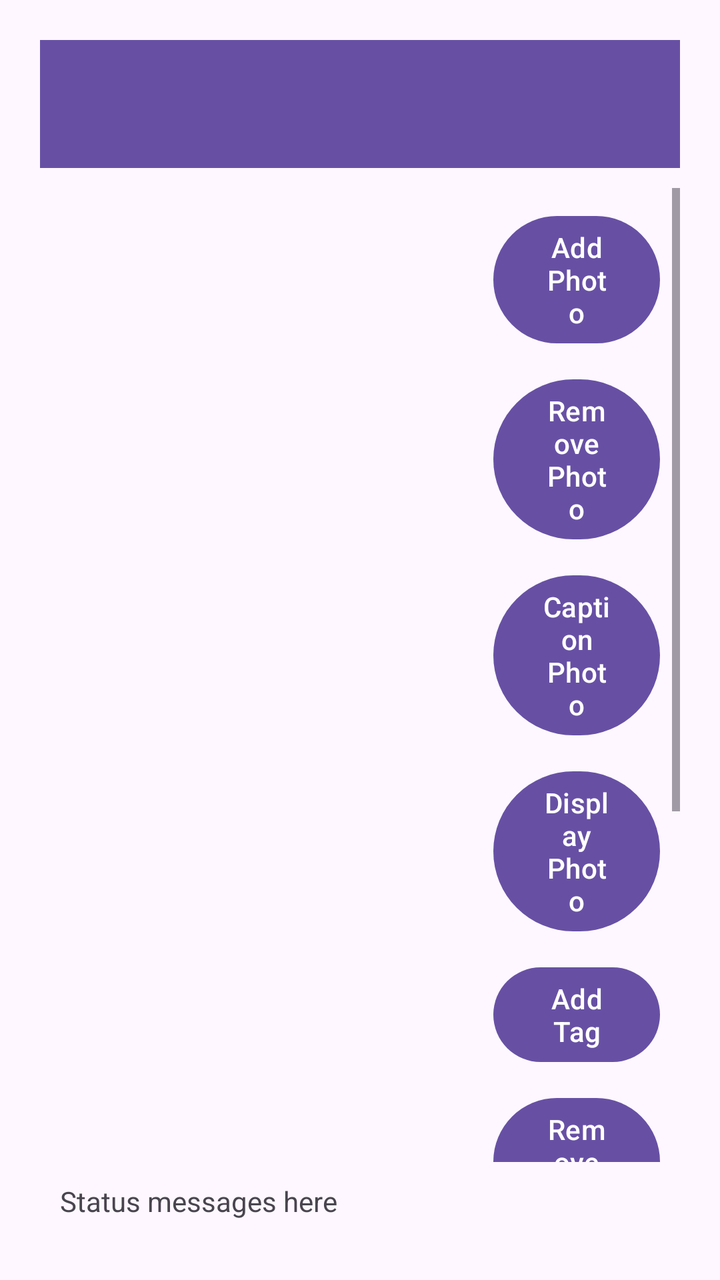
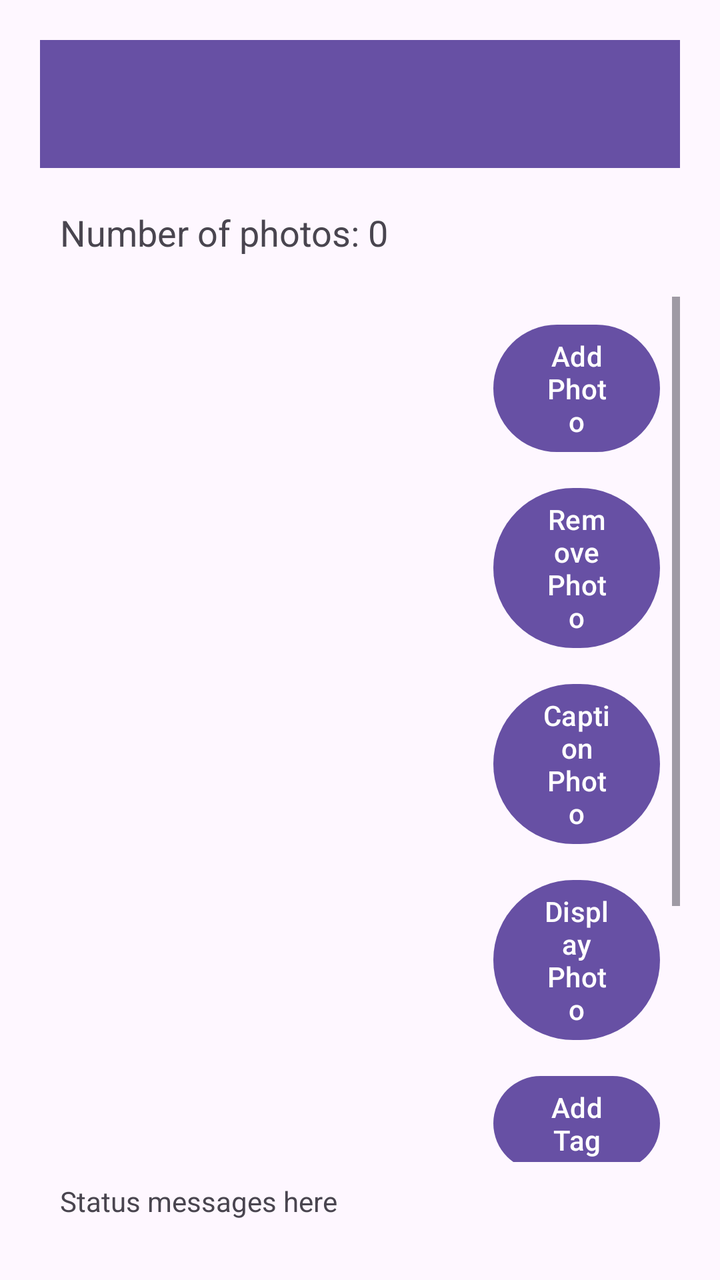

Screens rendered from an Android XML layout before and after an edit, with the pre-edit source and the edit as a unified diff.
<!-- AndroidManifest.xml: application theme Theme.Photos70_Android -->
<!-- res/layout/activity_album_view.xml -->
<?xml version="1.0" encoding="utf-8"?>
<LinearLayout
xmlns:app="http://schemas.android.com/apk/res-auto"
xmlns:tools="http://schemas.android.com/tools"
xmlns:android="http://schemas.android.com/apk/res/android"
android:id="@+id/albumLayout"
android:layout_width="match_parent"
android:layout_height="match_parent"
android:orientation="vertical"
android:padding="20dp"
tools:context=".AlbumViewActivity">

<androidx.appcompat.widget.Toolbar
    android:id="@+id/my_toolbar2"
    android:layout_width="match_parent"
    android:layout_height="wrap_content"
    android:background="?attr/colorPrimary"
    android:theme="@style/ThemeOverlay.AppCompat.Dark.ActionBar"
    android:layout_marginBottom="10dp"
    android:title="Photos in: "
    android:titleTextColor="@color/white"/>



<LinearLayout
    android:layout_width="match_parent"
    android:layout_height="0dp"
    android:layout_weight="1"
    android:orientation="horizontal">

    <ListView
        android:id="@+id/photoListView"
        android:layout_width="0dp"
        android:layout_height="match_parent"
        android:layout_weight="2" />

    <ScrollView
        android:layout_width="0dp"
        android:layout_height="match_parent"
        android:layout_weight="1"
        android:layout_marginStart="10dp">

        <LinearLayout
            android:layout_width="match_parent"
            android:layout_height="wrap_content"
            android:orientation="vertical"
            android:gravity="center"
            android:padding="10dp">

            <Button
                android:id="@+id/addPhotoButton"
                android:layout_width="match_parent"
                android:layout_height="wrap_content"
                android:text="Add Photo" />

            <Button
                android:id="@+id/removePhotoButton"
                android:layout_width="match_parent"
                android:layout_height="wrap_content"
                android:text="Remove Photo"
                android:layout_marginTop="10dp" />

            <Button
                android:id="@+id/captionPhotoButton"
                android:layout_width="match_parent"
                android:layout_height="wrap_content"
                android:text="Caption Photo"
                android:layout_marginTop="10dp" />

            <Button
                android:id="@+id/displayPhotoButton"
                android:layout_width="match_parent"
                android:layout_height="wrap_content"
                android:text="Display Photo"
                android:layout_marginTop="10dp" />

            <Button
                android:id="@+id/addTagButton"
                android:layout_width="match_parent"
                android:layout_height="wrap_content"
                android:text="Add Tag"
                android:layout_marginTop="10dp" />

            <Button
                android:id="@+id/removeTagButton"
                android:layout_width="match_parent"
                android:layout_height="wrap_content"
                android:text="Remove Tag"
                android:layout_marginTop="10dp" />

            <Button
                android:id="@+id/copyPhotoButton"
                android:layout_width="match_parent"
                android:layout_height="wrap_content"
                android:text="Copy Photo"
                android:layout_marginTop="10dp" />

            <Button
                android:id="@+id/movePhotoButton"
                android:layout_width="match_parent"
                android:layout_height="wrap_content"
                android:text="Move Photo"
                android:layout_marginTop="10dp" />

            <Button
                android:id="@+id/slideshowButton"
                android:layout_width="match_parent"
                android:layout_height="wrap_content"
                android:text="Slideshow"
                android:layout_marginTop="10dp" />
        </LinearLayout>
    </ScrollView>
</LinearLayout>


<TextView
    android:id="@+id/statusLabel"
    android:layout_width="match_parent"
    android:layout_height="wrap_content"
    android:padding="10dp"
    android:text="Status messages here"
    android:textAppearance="?android:attr/textAppearanceSmall" />
</LinearLayout>
<!-- resources referenced by this layout -->
<resources>
  <color name="white">#FFFFFFFF</color>
  <style name="Theme.Photos70_Android" parent="Base.Theme.Photos70_Android" />
  <style name="Base.Theme.Photos70_Android" parent="Theme.Material3.DayNight.NoActionBar">
          
          
      </style>
</resources>

<!-- the commit's change to res/layout/activity_album_view.xml (unified diff, before → after) -->
@@ -20,7 +20,15 @@ tools:context=".AlbumViewActivity">
     android:title="Photos in: "
     android:titleTextColor="@color/white"/>
 
-
+    
+    <TextView
+        android:id="@+id/photoCountLabel"
+        android:layout_width="match_parent"
+        android:layout_height="wrap_content"
+        android:padding="10dp"
+        android:text="Number of photos: 0"
+        android:textAppearance="?android:attr/textAppearanceMedium"
+        android:layout_marginBottom="10dp" />
 
 <LinearLayout
     android:layout_width="match_parent"
@@ -89,25 +97,12 @@ tools:context=".AlbumViewActivity">
                 android:layout_marginTop="10dp" />
 
             <Button
-                android:id="@+id/copyPhotoButton"
-                android:layout_width="match_parent"
-                android:layout_height="wrap_content"
-                android:text="Copy Photo"
-                android:layout_marginTop="10dp" />
-
-            <Button
                 android:id="@+id/movePhotoButton"
                 android:layout_width="match_parent"
                 android:layout_height="wrap_content"
                 android:text="Move Photo"
                 android:layout_marginTop="10dp" />
 
-            <Button
-                android:id="@+id/slideshowButton"
-                android:layout_width="match_parent"
-                android:layout_height="wrap_content"
-                android:text="Slideshow"
-                android:layout_marginTop="10dp" />
         </LinearLayout>
     </ScrollView>
 </LinearLayout>
